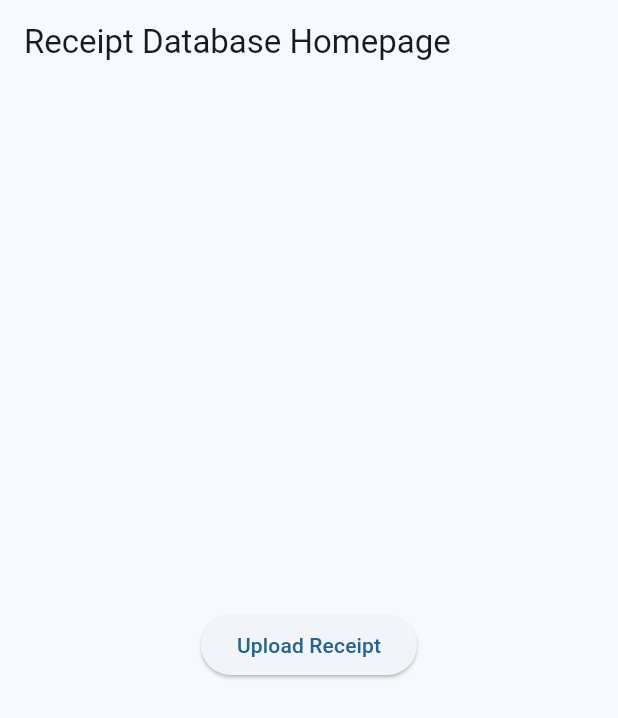
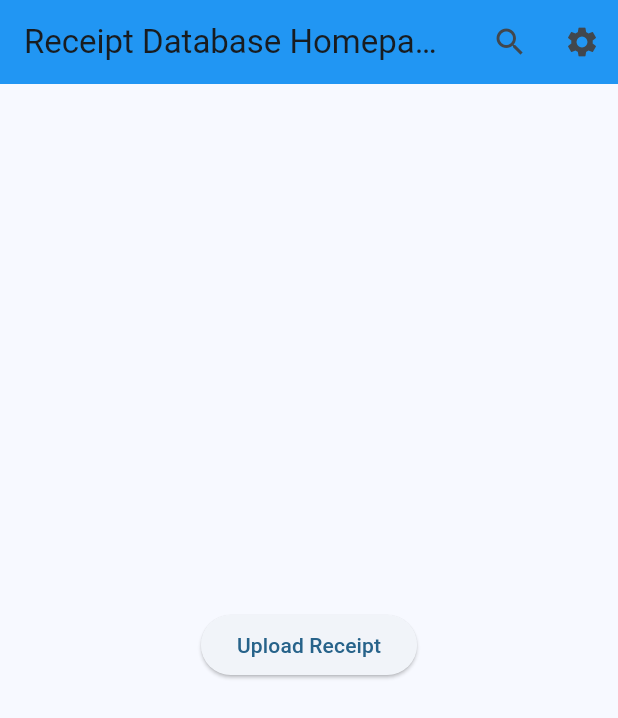
Before and after one commit to nathanieltooley/cs425-receipt-database, a Flutter app: the screen it shows after launch, on a phone screen of 412 x 824 dp. Shown: the top 718 px of the screen. Run offline on Flutter 3.47's test engine with Material 2 defaults, Android fonts, the phone set to English and light mode, and no system bars; our stand-ins replace connectivity, file_picker.

Commit message:
code cleaned, app bar added, and upload file feature finalized

```diff
--- a/flutter_client/receipt_database_app/lib/api.dart
+++ b/flutter_client/receipt_database_app/lib/api.dart
@@ -10,15 +10,12 @@ class Api {
     try {
       Uri uri = Uri.parse('http://127.0.0.1:5000/api/receipt/upload');
       var request = http.MultipartRequest('POST', uri);
-      print("1");
 
       // Attach the file
       request.files.add(await http.MultipartFile.fromPath('file', filePath));
-      print("2");
 
       // Send the request
       var response = await request.send();
-      print("3");
 
       // Check the response
       if (response.statusCode == 200) {
--- a/flutter_client/receipt_database_app/lib/main.dart
+++ b/flutter_client/receipt_database_app/lib/main.dart
@@ -9,7 +9,6 @@ void main() {
 class MyApp extends StatelessWidget {
   const MyApp({super.key});
 
-  // This widget is the root of your application.
   @override
   Widget build(BuildContext context) {
     return MaterialApp(
@@ -33,10 +32,6 @@ class MyHomePage extends StatefulWidget {
 }
 
 class _MyHomePageState extends State<MyHomePage> {
-
-  @override
-  Widget build(BuildContext context) {
-
   String _filePath = '';
 
   // Allows user to pick a file to upload
@@ -65,13 +60,30 @@ class _MyHomePageState extends State<MyHomePage> {
     }
   }
 
+  @override
+  Widget build(BuildContext context) {
     return Scaffold(
       appBar: AppBar(
         title: Text(widget.title),
+        backgroundColor: Colors.blue, // Added for consistency
+         actions: [
+          IconButton(
+            icon: const Icon(Icons.search),
+            onPressed: () {
+              // Add search functionality here
+              print('Search button pressed');
+            },
           ),
-
-      body: Center(
-        child: Column(
+          IconButton(
+            icon: const Icon(Icons.settings),
+            onPressed: () {
+              // Add settings functionality here
+              print('Settings button pressed');
+            },
+          ),
+        ],
+      ),
+      body: Column(
         mainAxisAlignment: MainAxisAlignment.center,
         children: <Widget>[
           ElevatedButton(
@@ -80,10 +92,9 @@ class _MyHomePageState extends State<MyHomePage> {
           ),
           SizedBox(height: 20),
           _filePath.isNotEmpty
-              ? Text('Selected File: $_filePath')
+              ? Text('File Uploaded Successfully')
               : Container(),
-          ]
-        )
+        ],
       ),
     );
   }
```
Also changed, not shown: 3 other files. Lines whose indentation alone changed are shown as unchanged.
